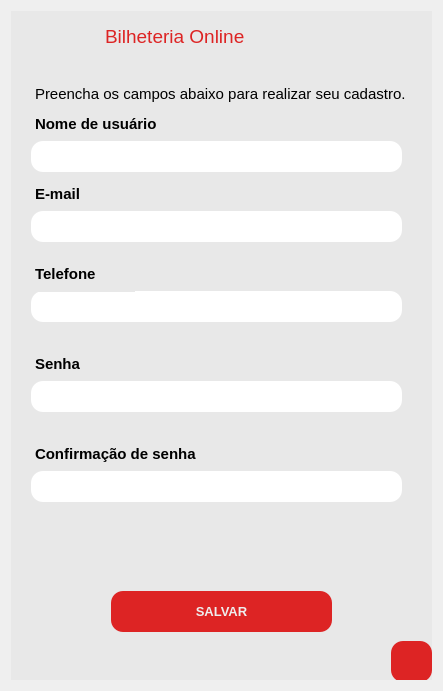
Above: telas/tela_cadastroAdm.ui from ClaraFontes/bilheteria-digital before the change. Below: the same form after it.
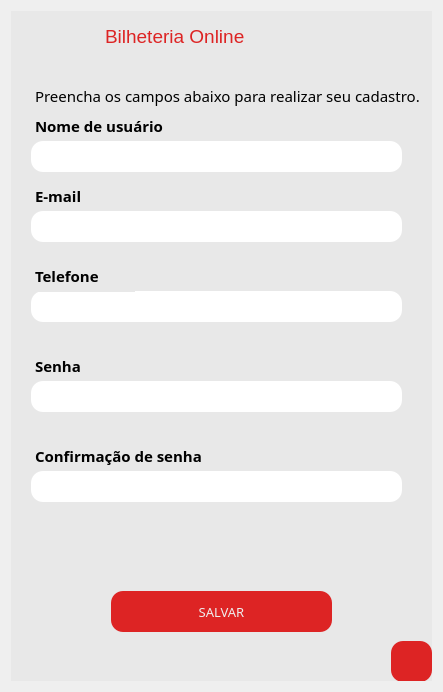
That is the form after the change. Icons and pictures are not drawn.

Commit message: edit: fonte dos textos das telas.

The edit to the form file:
```diff
--- a/telas/tela_cadastroAdm.ui
+++ b/telas/tela_cadastroAdm.ui
@@ -7,7 +7,7 @@
     <x>0</x>
     <y>0</y>
     <width>443</width>
-    <height>691</height>
+    <height>692</height>
    </rect>
   </property>
   <property name="windowTitle">
@@ -39,9 +39,10 @@
       </property>
       <property name="font">
        <font>
+        <family>Arial Rounded MT Bold</family>
         <pointsize>10</pointsize>
-        <weight>75</weight>
-        <bold>true</bold>
+        <weight>50</weight>
+        <bold>false</bold>
        </font>
       </property>
       <property name="styleSheet">
@@ -93,6 +94,11 @@
         <height>31</height>
        </rect>
       </property>
+      <property name="font">
+       <font>
+        <family>Arial Rounded MT Bold</family>
+       </font>
+      </property>
       <property name="styleSheet">
        <string notr="true">border: none;</string>
       </property>
@@ -100,8 +106,8 @@
        <string>&lt;!DOCTYPE HTML PUBLIC &quot;-//W3C//DTD HTML 4.0//EN&quot; &quot;http://www.w3.org/TR/REC-html40/strict.dtd&quot;&gt;
 &lt;html&gt;&lt;head&gt;&lt;meta name=&quot;qrichtext&quot; content=&quot;1&quot; /&gt;&lt;style type=&quot;text/css&quot;&gt;
 p, li { white-space: pre-wrap; }
-&lt;/style&gt;&lt;/head&gt;&lt;body style=&quot; font-family:'MS Shell Dlg 2'; font-size:8.25pt; font-weight:400; font-style:normal;&quot;&gt;
-&lt;p style=&quot; margin-top:0px; margin-bottom:0px; margin-left:0px; margin-right:0px; -qt-block-indent:0; text-indent:0px;&quot;&gt;&lt;span style=&quot; font-size:11pt;&quot;&gt;Preencha os campos abaixo para realizar seu cadastro.&lt;/span&gt;&lt;/p&gt;&lt;/body&gt;&lt;/html&gt;</string>
+&lt;/style&gt;&lt;/head&gt;&lt;body style=&quot; font-family:'Arial Rounded MT Bold'; font-size:8.25pt; font-weight:400; font-style:normal;&quot;&gt;
+&lt;p style=&quot; margin-top:0px; margin-bottom:0px; margin-left:0px; margin-right:0px; -qt-block-indent:0; text-indent:0px;&quot;&gt;&lt;span style=&quot; font-family:'MS Shell Dlg 2'; font-size:11pt;&quot;&gt;Preencha os campos abaixo para realizar seu cadastro.&lt;/span&gt;&lt;/p&gt;&lt;/body&gt;&lt;/html&gt;</string>
       </property>
      </widget>
      <widget class="QTextEdit" name="texto_erro2">
@@ -148,6 +154,12 @@
         <height>31</height>
        </rect>
       </property>
+      <property name="font">
+       <font>
+        <family>Arial Rounded MT Bold</family>
+        <strikeout>false</strikeout>
+       </font>
+      </property>
       <property name="styleSheet">
        <string notr="true">border: none;</string>
       </property>
@@ -155,8 +167,8 @@
        <string>&lt;!DOCTYPE HTML PUBLIC &quot;-//W3C//DTD HTML 4.0//EN&quot; &quot;http://www.w3.org/TR/REC-html40/strict.dtd&quot;&gt;
 &lt;html&gt;&lt;head&gt;&lt;meta name=&quot;qrichtext&quot; content=&quot;1&quot; /&gt;&lt;style type=&quot;text/css&quot;&gt;
 p, li { white-space: pre-wrap; }
-&lt;/style&gt;&lt;/head&gt;&lt;body style=&quot; font-family:'MS Shell Dlg 2'; font-size:8.25pt; font-weight:400; font-style:normal;&quot;&gt;
-&lt;p style=&quot; margin-top:0px; margin-bottom:0px; margin-left:0px; margin-right:0px; -qt-block-indent:0; text-indent:0px;&quot;&gt;&lt;span style=&quot; font-size:11pt; font-weight:600;&quot;&gt;Nome de usuário&lt;/span&gt;&lt;/p&gt;&lt;/body&gt;&lt;/html&gt;</string>
+&lt;/style&gt;&lt;/head&gt;&lt;body style=&quot; font-family:'Arial Rounded MT Bold'; font-size:8.25pt; font-weight:400; font-style:normal;&quot;&gt;
+&lt;p style=&quot; margin-top:0px; margin-bottom:0px; margin-left:0px; margin-right:0px; -qt-block-indent:0; text-indent:0px;&quot;&gt;&lt;span style=&quot; font-family:'MS Shell Dlg 2'; font-size:11pt; font-weight:600;&quot;&gt;Nome de usuário&lt;/span&gt;&lt;/p&gt;&lt;/body&gt;&lt;/html&gt;</string>
       </property>
      </widget>
      <widget class="QTextEdit" name="texto_senhaAdm">
@@ -168,6 +180,11 @@
         <height>31</height>
        </rect>
       </property>
+      <property name="font">
+       <font>
+        <family>Arial Rounded MT Bold</family>
+       </font>
+      </property>
       <property name="styleSheet">
        <string notr="true">border: none;</string>
       </property>
@@ -175,8 +192,8 @@
        <string>&lt;!DOCTYPE HTML PUBLIC &quot;-//W3C//DTD HTML 4.0//EN&quot; &quot;http://www.w3.org/TR/REC-html40/strict.dtd&quot;&gt;
 &lt;html&gt;&lt;head&gt;&lt;meta name=&quot;qrichtext&quot; content=&quot;1&quot; /&gt;&lt;style type=&quot;text/css&quot;&gt;
 p, li { white-space: pre-wrap; }
-&lt;/style&gt;&lt;/head&gt;&lt;body style=&quot; font-family:'MS Shell Dlg 2'; font-size:8.25pt; font-weight:400; font-style:normal;&quot;&gt;
-&lt;p style=&quot; margin-top:0px; margin-bottom:0px; margin-left:0px; margin-right:0px; -qt-block-indent:0; text-indent:0px;&quot;&gt;&lt;span style=&quot; font-size:11pt; font-weight:600;&quot;&gt;Senha&lt;/span&gt;&lt;/p&gt;&lt;/body&gt;&lt;/html&gt;</string>
+&lt;/style&gt;&lt;/head&gt;&lt;body style=&quot; font-family:'Arial Rounded MT Bold'; font-size:8.25pt; font-weight:400; font-style:normal;&quot;&gt;
+&lt;p style=&quot; margin-top:0px; margin-bottom:0px; margin-left:0px; margin-right:0px; -qt-block-indent:0; text-indent:0px;&quot;&gt;&lt;span style=&quot; font-family:'MS Shell Dlg 2'; font-size:11pt; font-weight:600;&quot;&gt;Senha&lt;/span&gt;&lt;/p&gt;&lt;/body&gt;&lt;/html&gt;</string>
       </property>
      </widget>
      <widget class="QTextEdit" name="texto_topo">
@@ -254,6 +271,11 @@
         <height>31</height>
        </rect>
       </property>
+      <property name="font">
+       <font>
+        <family>Arial Rounded MT Bold</family>
+       </font>
+      </property>
       <property name="styleSheet">
        <string notr="true">border: none;</string>
       </property>
@@ -261,8 +283,8 @@
        <string>&lt;!DOCTYPE HTML PUBLIC &quot;-//W3C//DTD HTML 4.0//EN&quot; &quot;http://www.w3.org/TR/REC-html40/strict.dtd&quot;&gt;
 &lt;html&gt;&lt;head&gt;&lt;meta name=&quot;qrichtext&quot; content=&quot;1&quot; /&gt;&lt;style type=&quot;text/css&quot;&gt;
 p, li { white-space: pre-wrap; }
-&lt;/style&gt;&lt;/head&gt;&lt;body style=&quot; font-family:'MS Shell Dlg 2'; font-size:8.25pt; font-weight:400; font-style:normal;&quot;&gt;
-&lt;p style=&quot; margin-top:0px; margin-bottom:0px; margin-left:0px; margin-right:0px; -qt-block-indent:0; text-indent:0px;&quot;&gt;&lt;span style=&quot; font-size:11pt; font-weight:600;&quot;&gt;E-mail&lt;/span&gt;&lt;/p&gt;&lt;/body&gt;&lt;/html&gt;</string>
+&lt;/style&gt;&lt;/head&gt;&lt;body style=&quot; font-family:'Arial Rounded MT Bold'; font-size:8.25pt; font-weight:400; font-style:normal;&quot;&gt;
+&lt;p style=&quot; margin-top:0px; margin-bottom:0px; margin-left:0px; margin-right:0px; -qt-block-indent:0; text-indent:0px;&quot;&gt;&lt;span style=&quot; font-family:'MS Shell Dlg 2'; font-size:11pt; font-weight:600;&quot;&gt;E-mail&lt;/span&gt;&lt;/p&gt;&lt;/body&gt;&lt;/html&gt;</string>
       </property>
      </widget>
      <widget class="QTextEdit" name="texto_confirmaSenhaAdm">
@@ -274,6 +296,11 @@
         <height>31</height>
        </rect>
       </property>
+      <property name="font">
+       <font>
+        <family>Arial Rounded MT Bold</family>
+       </font>
+      </property>
       <property name="styleSheet">
        <string notr="true">border: none;</string>
       </property>
@@ -281,8 +308,8 @@
        <string>&lt;!DOCTYPE HTML PUBLIC &quot;-//W3C//DTD HTML 4.0//EN&quot; &quot;http://www.w3.org/TR/REC-html40/strict.dtd&quot;&gt;
 &lt;html&gt;&lt;head&gt;&lt;meta name=&quot;qrichtext&quot; content=&quot;1&quot; /&gt;&lt;style type=&quot;text/css&quot;&gt;
 p, li { white-space: pre-wrap; }
-&lt;/style&gt;&lt;/head&gt;&lt;body style=&quot; font-family:'MS Shell Dlg 2'; font-size:8.25pt; font-weight:400; font-style:normal;&quot;&gt;
-&lt;p style=&quot; margin-top:0px; margin-bottom:0px; margin-left:0px; margin-right:0px; -qt-block-indent:0; text-indent:0px;&quot;&gt;&lt;span style=&quot; font-size:11pt; font-weight:600;&quot;&gt;Confirmação de senha&lt;/span&gt;&lt;/p&gt;&lt;/body&gt;&lt;/html&gt;</string>
+&lt;/style&gt;&lt;/head&gt;&lt;body style=&quot; font-family:'Arial Rounded MT Bold'; font-size:8.25pt; font-weight:400; font-style:normal;&quot;&gt;
+&lt;p style=&quot; margin-top:0px; margin-bottom:0px; margin-left:0px; margin-right:0px; -qt-block-indent:0; text-indent:0px;&quot;&gt;&lt;span style=&quot; font-family:'MS Shell Dlg 2'; font-size:11pt; font-weight:600;&quot;&gt;Confirmação de senha&lt;/span&gt;&lt;/p&gt;&lt;/body&gt;&lt;/html&gt;</string>
       </property>
      </widget>
      <widget class="QTextEdit" name="texto_telefoneAdm">
@@ -294,6 +321,11 @@
         <height>31</height>
        </rect>
       </property>
+      <property name="font">
+       <font>
+        <family>Arial Rounded MT Bold</family>
+       </font>
+      </property>
       <property name="styleSheet">
        <string notr="true">border: none;</string>
       </property>
@@ -301,8 +333,8 @@
        <string>&lt;!DOCTYPE HTML PUBLIC &quot;-//W3C//DTD HTML 4.0//EN&quot; &quot;http://www.w3.org/TR/REC-html40/strict.dtd&quot;&gt;
 &lt;html&gt;&lt;head&gt;&lt;meta name=&quot;qrichtext&quot; content=&quot;1&quot; /&gt;&lt;style type=&quot;text/css&quot;&gt;
 p, li { white-space: pre-wrap; }
-&lt;/style&gt;&lt;/head&gt;&lt;body style=&quot; font-family:'MS Shell Dlg 2'; font-size:8.25pt; font-weight:400; font-style:normal;&quot;&gt;
-&lt;p style=&quot; margin-top:0px; margin-bottom:0px; margin-left:0px; margin-right:0px; -qt-block-indent:0; text-indent:0px;&quot;&gt;&lt;span style=&quot; font-size:11pt; font-weight:600;&quot;&gt;Telefone&lt;/span&gt;&lt;/p&gt;&lt;/body&gt;&lt;/html&gt;</string>
+&lt;/style&gt;&lt;/head&gt;&lt;body style=&quot; font-family:'Arial Rounded MT Bold'; font-size:8.25pt; font-weight:400; font-style:normal;&quot;&gt;
+&lt;p style=&quot; margin-top:0px; margin-bottom:0px; margin-left:0px; margin-right:0px; -qt-block-indent:0; text-indent:0px;&quot;&gt;&lt;span style=&quot; font-family:'MS Shell Dlg 2'; font-size:11pt; font-weight:600;&quot;&gt;Telefone&lt;/span&gt;&lt;/p&gt;&lt;/body&gt;&lt;/html&gt;</string>
       </property>
      </widget>
      <widget class="QLineEdit" name="box_confirmaSenha">
```
Left out of the diff: 70 changed lines with no effect on the pictures. The commit also changes 5 other files.
